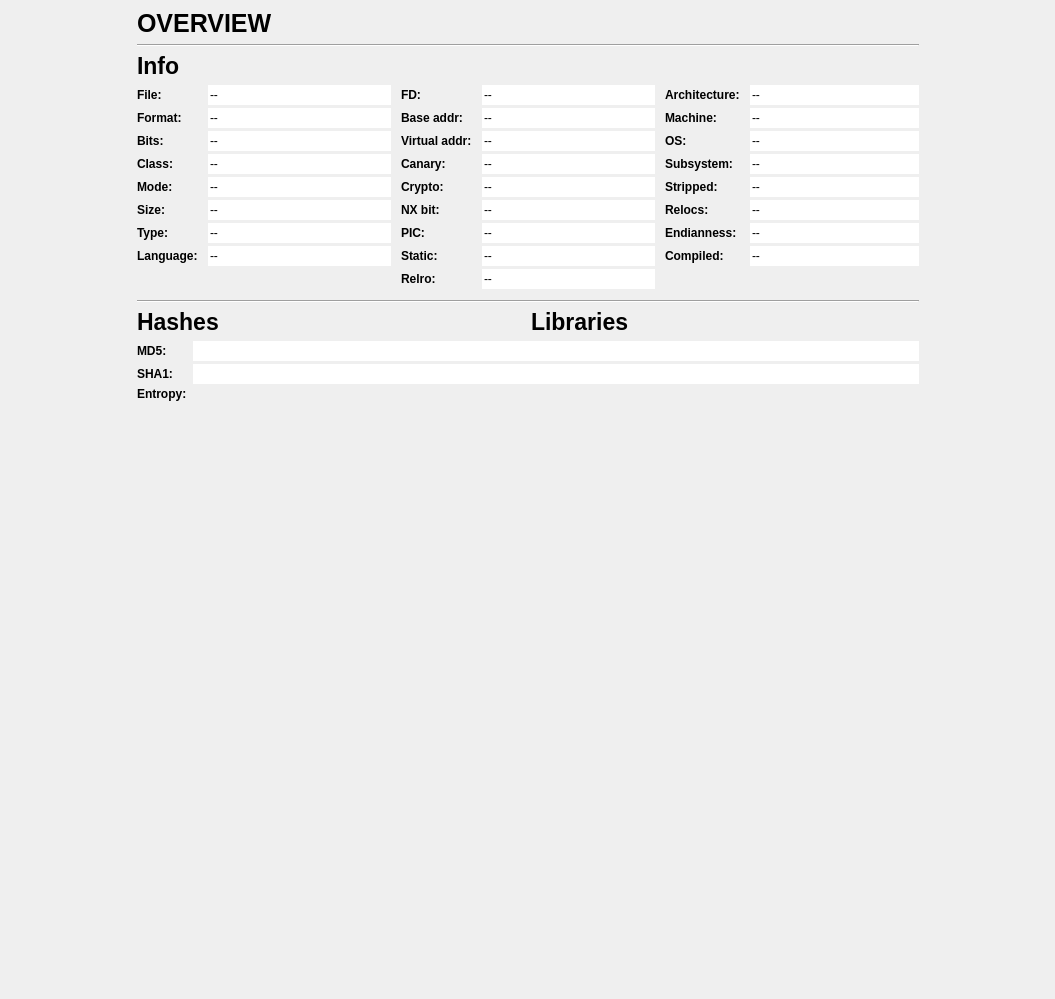
rizinorg/cutter, file src/widgets/Dashboard.ui: the form before one commit.
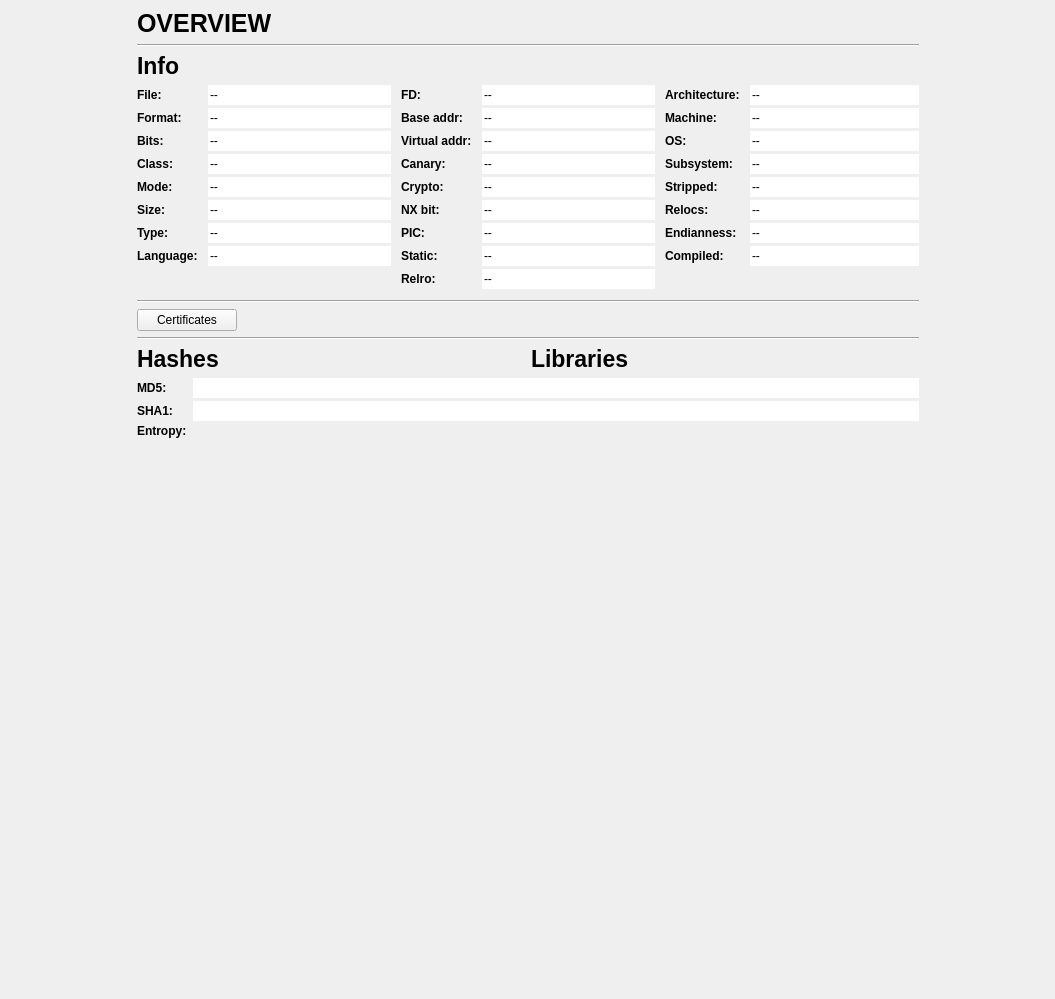
The form after the commit.

Commit message: Add a button Certificate in Dashboard (iCj) #316

```diff
--- a/src/widgets/Dashboard.ui
+++ b/src/widgets/Dashboard.ui
@@ -56,7 +56,7 @@
          <x>0</x>
          <y>0</y>
          <width>1055</width>
-         <height>974</height>
+         <height>979</height>
         </rect>
        </property>
        <layout class="QHBoxLayout" name="horizontalLayout_5">
@@ -866,6 +866,26 @@
              </property>
             </widget>
            </item>
+           <item>
+            <widget class="QPushButton" name="certificateButton">
+             <property name="maximumSize">
+              <size>
+               <width>100</width>
+               <height>167</height>
+              </size>
+             </property>
+             <property name="text">
+              <string>Certificates</string>
+             </property>
+            </widget>
+           </item>
+           <item>
+            <widget class="Line" name="line_2">
+             <property name="orientation">
+              <enum>Qt::Horizontal</enum>
+             </property>
+            </widget>
+           </item>
            <item>
             <layout class="QHBoxLayout" name="horizontalLayout_3">
              <property name="topMargin">
```
Left out of the diff: 2 changed lines with no effect on the pictures. The commit also changes 9 other files.
